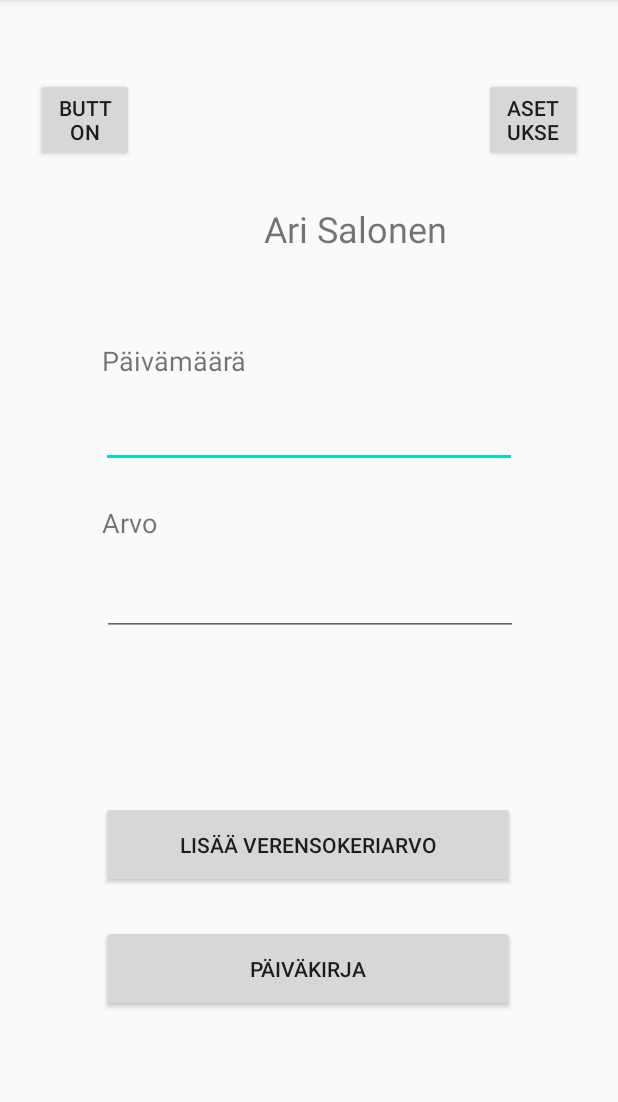
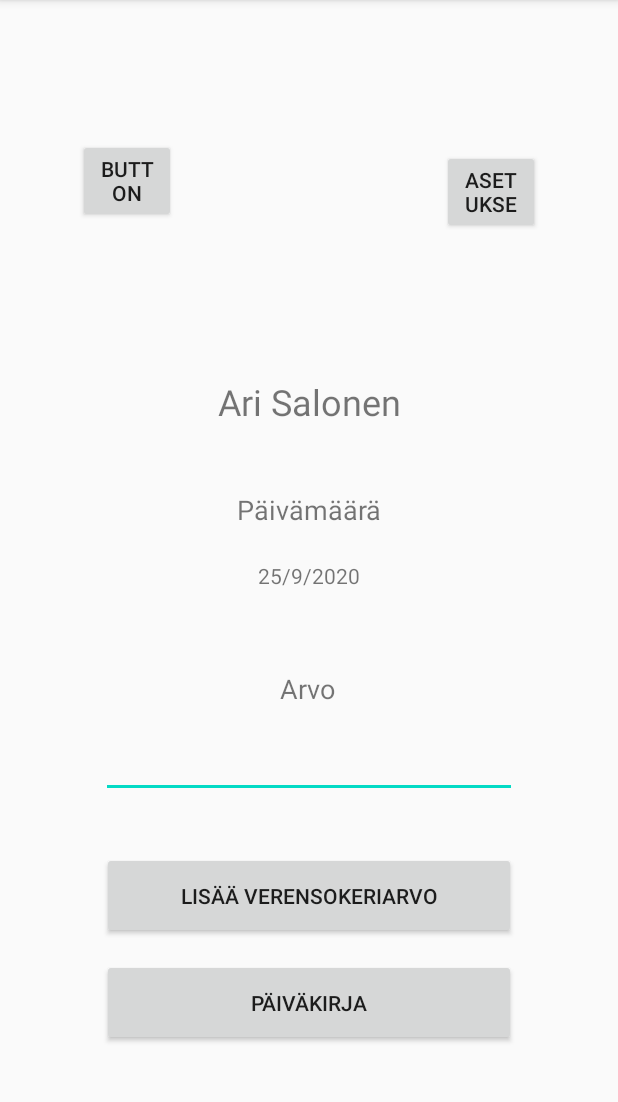
Before and after one commit to j0elr4u/diabetes_paivakirja, an Android app: the screen it shows after launch (MainActivity), on a phone screen of 412 x 824 dp, the part 84-1186 px from its top. Run offline under Robolectric (Android 15) with nearby library versions, the light colour scheme and no system bars.

Commit message:
Added calendar stuff

```diff
--- a/AndroidStudio/DiabetesPaivakirja/app/src/main/java/com/diabetespaivakirja/AES256.java
+++ b/AndroidStudio/DiabetesPaivakirja/app/src/main/java/com/diabetespaivakirja/AES256.java
@@ -10,6 +10,7 @@ import javax.crypto.spec.IvParameterSpec;
 import javax.crypto.spec.PBEKeySpec;
 import javax.crypto.spec.SecretKeySpec;
 
+// Kopioitu täältä: https://howtodoinjava.com/java/java-security/aes-256-encryption-decryption/
 public class AES256 {
     private static String secretKey = "lpmFTRA0GVVu79qtkP7h";
     private static String secretKey2 = "8Cpd3j44hA2LCt8";
--- a/AndroidStudio/DiabetesPaivakirja/app/src/main/java/com/diabetespaivakirja/MainActivity.java
+++ b/AndroidStudio/DiabetesPaivakirja/app/src/main/java/com/diabetespaivakirja/MainActivity.java
@@ -1,11 +1,17 @@
 package com.diabetespaivakirja;
 
+import androidx.annotation.NonNull;
 import androidx.appcompat.app.AppCompatActivity;
 
 import android.content.Intent;
 import android.os.Bundle;
 import android.util.Log;
 import android.view.View;
+import android.widget.CalendarView;
+import android.widget.DatePicker;
+import android.widget.TextView;
+
+import java.util.Calendar;
 
 public class MainActivity extends AppCompatActivity {
 
@@ -14,9 +20,65 @@ public class MainActivity extends AppCompatActivity {
         super.onCreate(savedInstanceState);
         setContentView(R.layout.activity_main);
 
+        calendarStuff();
     }
 
-    public void onButtonPressed(View view){
+    private void calendarStuff() {
+        final CalendarView calender = findViewById(R.id.calendarView);
+        final TextView date_view = findViewById(R.id.dateView);
+        final Calendar calendar = Calendar.getInstance();
+
+        int date = calendar.get(Calendar.DATE);
+        int month = calendar.get(Calendar.MONTH) + 1;
+        int year = calendar.get(Calendar.YEAR);
+        String ddMmYy = date + "/" + month + "/" + year;
+        date_view.setText(ddMmYy);
+
+        calender.setVisibility(View.GONE);
+
+        // Kopioitu täältä: https://www.geeksforgeeks.org/android-creating-a-calendar-view-app/
+        // Add Listener in calendar
+        calender
+                .setOnDateChangeListener(
+                        new CalendarView
+                                .OnDateChangeListener() {
+                            @Override
+
+                            // In this Listener have one method
+                            // and in this method we will
+                            // get the value of DAYS, MONTH, YEARS
+                            public void onSelectedDayChange(
+                                    @NonNull CalendarView view,
+                                    int year,
+                                    int month,
+                                    int dayOfMonth)
+                            {
+
+                                // Store the value of date with
+                                // format in String type Variable
+                                // Add 1 in month because month
+                                // index is start with 0
+                                String Date
+                                        = dayOfMonth + "/"
+                                        + (month + 1) + "/" + year;
+
+                                // set this date in TextView for Display
+                                date_view.setText(Date);
+                                calender.setVisibility(View.GONE);
+                            }
+                        });
+    }
+
+    public void onDateViewPressed(View view) {
+        final CalendarView calendarView = findViewById(R.id.calendarView);
+        if(calendarView.getVisibility() == View.GONE) {
+            calendarView.setVisibility(View.VISIBLE);
+        } else {
+            calendarView.setVisibility(View.GONE);
+        }
+    }
+
+    public void onButtonPressed_Settings(View view){
         Intent intent = new Intent(MainActivity.this, SettingsActivity.class);
         startActivity(intent);
     }
--- a/AndroidStudio/DiabetesPaivakirja/app/src/main/res/layout/activity_main.xml
+++ b/AndroidStudio/DiabetesPaivakirja/app/src/main/res/layout/activity_main.xml
@@ -10,34 +10,33 @@
         android:id="@+id/button4"
         android:layout_width="276dp"
         android:layout_height="58dp"
-        android:layout_marginTop="24dp"
-        android:layout_marginBottom="72dp"
         android:text="Päiväkirja"
         app:layout_constraintBottom_toBottomOf="parent"
         app:layout_constraintEnd_toEndOf="parent"
-        app:layout_constraintHorizontal_bias="0.496"
         app:layout_constraintStart_toStartOf="parent"
-        app:layout_constraintTop_toBottomOf="@+id/button3"
-        app:layout_constraintVertical_bias="0.037" />
+        app:layout_constraintTop_toTopOf="parent"
+        app:layout_constraintVertical_bias="0.9" />
 
     <Button
         android:id="@+id/button3"
         android:layout_width="276dp"
         android:layout_height="58dp"
-        android:layout_marginBottom="176dp"
         android:text="Lisää verensokeriarvo"
         app:layout_constraintBottom_toBottomOf="parent"
         app:layout_constraintEnd_toEndOf="parent"
-        app:layout_constraintHorizontal_bias="0.496"
-        app:layout_constraintStart_toStartOf="parent" />
+        app:layout_constraintStart_toStartOf="parent"
+        app:layout_constraintTop_toTopOf="parent"
+        app:layout_constraintVertical_bias="0.8" />
 
-    <EditText
-        android:id="@+id/editTextTextPersonName"
+    <TextView
+        android:id="@+id/dateView"
         android:layout_width="277dp"
         android:layout_height="52dp"
-        android:layout_marginTop="260dp"
         android:ems="10"
-        android:inputType="textPersonName"
+        android:gravity="center"
+        android:inputType="none"
+        android:onClick="onDateViewPressed"
+        app:layout_constraintBottom_toBottomOf="parent"
         app:layout_constraintEnd_toEndOf="parent"
         app:layout_constraintStart_toStartOf="parent"
         app:layout_constraintTop_toTopOf="parent" />
@@ -46,74 +45,97 @@
         android:id="@+id/textView"
         android:layout_width="39dp"
         android:layout_height="23dp"
-        android:layout_marginStart="68dp"
-        android:layout_marginTop="336dp"
         android:text="Arvo"
         android:textSize="18sp"
+        app:layout_constraintBottom_toBottomOf="parent"
+        app:layout_constraintEnd_toEndOf="parent"
         app:layout_constraintStart_toStartOf="parent"
-        app:layout_constraintTop_toTopOf="parent" />
+        app:layout_constraintTop_toTopOf="parent"
+        app:layout_constraintVertical_bias="0.6" />
 
     <TextView
         android:id="@+id/textView2"
         android:layout_width="wrap_content"
         android:layout_height="wrap_content"
-        android:layout_marginStart="68dp"
-        android:layout_marginTop="228dp"
         android:text="Päivämäärä"
         android:textSize="18sp"
+        app:layout_constraintBottom_toBottomOf="parent"
+        app:layout_constraintEnd_toEndOf="parent"
         app:layout_constraintStart_toStartOf="parent"
-        app:layout_constraintTop_toTopOf="parent" />
+        app:layout_constraintTop_toTopOf="parent"
+        app:layout_constraintVertical_bias="0.44" />
 
     <EditText
         android:id="@+id/editTextTextPersonName2"
         android:layout_width="277dp"
         android:layout_height="52dp"
-        android:layout_marginTop="372dp"
         android:ems="10"
+        android:gravity="center"
         android:inputType="numberDecimal"
+        app:layout_constraintBottom_toBottomOf="parent"
         app:layout_constraintEnd_toEndOf="parent"
-        app:layout_constraintHorizontal_bias="0.507"
         app:layout_constraintStart_toStartOf="parent"
-        app:layout_constraintTop_toTopOf="parent" />
+        app:layout_constraintTop_toTopOf="parent"
+        app:layout_constraintVertical_bias="0.66999996" />
 
     <Button
         android:id="@+id/settings_button"
         android:layout_width="65dp"
         android:layout_height="56dp"
-        android:layout_marginTop="52dp"
-        android:layout_marginEnd="24dp"
-        android:onClick="onButtonPressed"
+        android:onClick="onButtonPressed_Settings"
         android:text="Asetukset"
+        app:layout_constraintBottom_toBottomOf="parent"
         app:layout_constraintEnd_toEndOf="parent"
-        app:layout_constraintTop_toTopOf="parent" />
+        app:layout_constraintHorizontal_bias="0.85"
+        app:layout_constraintStart_toStartOf="parent"
+        app:layout_constraintTop_toTopOf="parent"
+        app:layout_constraintVertical_bias="0.13999999" />
 
     <Button
         android:id="@+id/button5"
         android:layout_width="65dp"
         android:layout_height="56dp"
-        android:layout_marginStart="24dp"
-        android:layout_marginTop="52dp"
         android:text="Button"
+        app:layout_constraintBottom_toBottomOf="parent"
+        app:layout_constraintEnd_toEndOf="parent"
+        app:layout_constraintHorizontal_bias="0.15"
+        app:layout_constraintStart_toStartOf="parent"
+        app:layout_constraintTop_toTopOf="parent"
+        app:layout_constraintVertical_bias="0.13" />
+
+    <TextView
+        android:id="@+id/textView3"
+        android:layout_width="204dp"
+        android:layout_height="44dp"
+        android:gravity="center"
+        android:text="Ari Salonen"
+        android:textSize="24sp"
+        app:layout_constraintBottom_toBottomOf="parent"
+        app:layout_constraintEnd_toEndOf="parent"
+        app:layout_constraintStart_toStartOf="parent"
+        app:layout_constraintTop_toTopOf="parent"
+        app:layout_constraintVertical_bias="0.33999997" />
+
+    <ImageView
+        android:id="@+id/imageView"
+        android:layout_width="64dp"
+        android:layout_height="54dp"
+        app:layout_constraintBottom_toBottomOf="parent"
+        app:layout_constraintEnd_toEndOf="parent"
+        app:layout_constraintStart_toStartOf="parent"
+        app:layout_constraintTop_toTopOf="parent"
+        app:layout_constraintVertical_bias="0.25"
+        tools:srcCompat="@tools:sample/avatars" />
+
+    <CalendarView
+        android:id="@+id/calendarView"
+        android:layout_width="wrap_content"
+        android:layout_height="wrap_content"
+        android:background="@android:color/white"
+        android:visibility="visible"
+        app:layout_constraintBottom_toBottomOf="parent"
+        app:layout_constraintEnd_toEndOf="parent"
         app:layout_constraintStart_toStartOf="parent"
         app:layout_constraintTop_toTopOf="parent" />
 
-    <TextView
-        android:layout_width="204dp"
-        android:layout_height="44dp"
-        android:layout_marginTop="136dp"
-        android:layout_marginEnd="32dp"
-        android:text="Ari Salonen"
-        android:textSize="24sp"
-        app:layout_constraintEnd_toEndOf="parent"
-        app:layout_constraintTop_toTopOf="parent" />
-
-    <ImageView
-        android:id="@+id/imageView"
-        android:layout_width="53dp"
-        android:layout_height="54dp"
-        android:layout_marginStart="88dp"
-        android:layout_marginTop="136dp"
-        app:layout_constraintStart_toStartOf="parent"
-        app:layout_constraintTop_toTopOf="parent"
-        tools:srcCompat="@tools:sample/avatars" />
 </androidx.constraintlayout.widget.ConstraintLayout>
```
